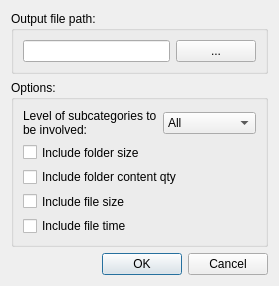
Above: dialog.ui from m-leak/library_lister before the change. Below: the same form after it.
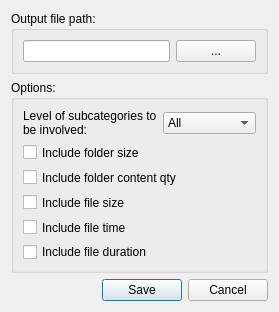
That is the form after the change.

The edit to the form file:
```diff
--- a/dialog.ui
+++ b/dialog.ui
@@ -7,7 +7,7 @@
     <x>0</x>
     <y>0</y>
     <width>279</width>
-    <height>260</height>
+    <height>283</height>
    </rect>
   </property>
   <property name="windowTitle">
@@ -124,6 +124,13 @@
           </property>
          </widget>
         </item>
+        <item>
+         <widget class="QCheckBox" name="checkBox_5">
+          <property name="text">
+           <string>Include file duration</string>
+          </property>
+         </widget>
+        </item>
        </layout>
       </item>
      </layout>
@@ -135,7 +142,7 @@
       <enum>Qt::Horizontal</enum>
      </property>
      <property name="standardButtons">
-      <set>QDialogButtonBox::Cancel|QDialogButtonBox::Ok</set>
+      <set>QDialogButtonBox::Cancel|QDialogButtonBox::Save</set>
      </property>
     </widget>
    </item>
```
